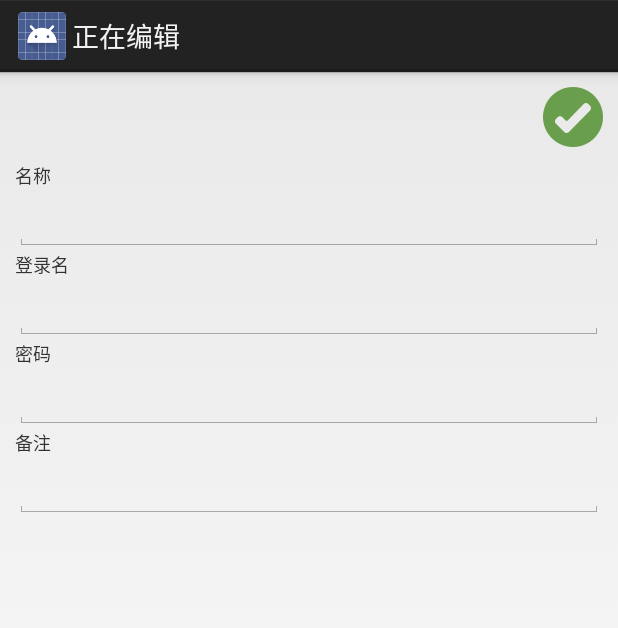
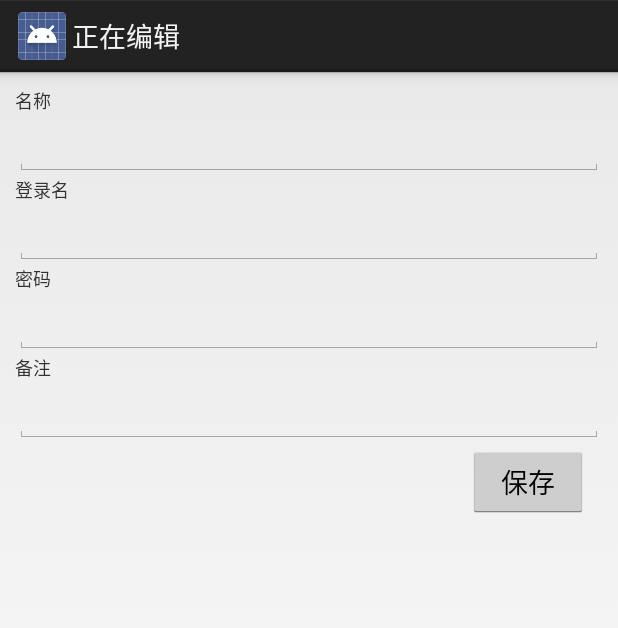
Before and after one commit to benyaiba/Mr.Keep, an Android app: the RecordEditActivity screen opened directly, with no data from a screen before it, on a phone screen of 412 x 824 dp. Shown: the top 628 px of the screen. Run offline under Robolectric (Android 15) with nearby library versions, the phone set to English and light mode, and no system bars; 3 statements that could not run were skipped.

Commit message:
#10 以及一些其他改动（剔除图片按钮、部分按钮位置调整等）

```diff
--- a/app/src/main/AndroidManifest.xml
+++ b/app/src/main/AndroidManifest.xml
@@ -2,7 +2,7 @@
 <manifest xmlns:android="http://schemas.android.com/apk/res/android"
     package="com.yaiba.keep"
     android:versionCode="0162"
-    android:versionName="0.1.6.2" >
+    android:versionName="0.1.6.7" >
 	<!--versionName=A.B.C.D versionCode=C-->
     <uses-sdk />
 		<uses-permission android:name="android.permission.WRITE_EXTERNAL_STORAGE" />
--- a/app/src/main/java/com/yaiba/keep/AddRecordActivity.java
+++ b/app/src/main/java/com/yaiba/keep/AddRecordActivity.java
@@ -79,15 +79,15 @@ public class AddRecordActivity extends Activity {
 		String remark = Remark.getText().toString();
 
 		if (sitename.equals("")){
-			Toast.makeText(this, "网站名不能为空", Toast.LENGTH_SHORT).show();
+			Toast.makeText(this, "[名称]不能为空", Toast.LENGTH_SHORT).show();
 			return false;
 		}
 		if (username.equals("")){
-			Toast.makeText(this, "用户名不能为空", Toast.LENGTH_SHORT).show();
+			Toast.makeText(this, "[登陆名]不能为空", Toast.LENGTH_SHORT).show();
 			return false;
 		}
 		if (passwordvalue.equals("")){
-			Toast.makeText(this, "密码不能为空", Toast.LENGTH_SHORT).show();
+			Toast.makeText(this, "[密码]不能为空", Toast.LENGTH_SHORT).show();
 			return false;
 		}
 		if (remark.equals("")){
--- a/app/src/main/res/layout/activity_record_edit.xml
+++ b/app/src/main/res/layout/activity_record_edit.xml
@@ -4,20 +4,18 @@
                                         android:layout_width="fill_parent"
                                         android:layout_height="fill_parent">
 
-    <Button
-        android:id="@+id/add"
-        android:layout_gravity="right|center_vertical"
-        android:layout_width="40dp"
-        android:layout_height="40dp"
-        android:layout_marginRight="10dp"
-        android:layout_marginTop="10dp"
-        android:background="@drawable/save_01" />
+    <ScrollView
+        android:id="@+id/scrollView"
+        android:layout_width="fill_parent"
+        android:layout_height="fill_parent">
 
         <LinearLayout
             android:orientation="vertical"
             android:layout_width="fill_parent"
             android:layout_height="fill_parent"
-        android:layout_margin="10dp">
+            android:layout_margin="10dp"
+            android:layout_marginBottom="10dp"
+            android:scrollbars="vertical">
 
             <TextView
                 android:layout_width="match_parent"
@@ -29,7 +27,7 @@
                 android:id="@+id/site_name"
                 android:layout_width="match_parent"
                 android:layout_height="wrap_content"
-            android:paddingBottom="10dip" />
+                android:paddingBottom="10dp" />
 
             <TextView
                 android:layout_width="match_parent"
@@ -41,7 +39,7 @@
                 android:id="@+id/user_name"
                 android:layout_width="match_parent"
                 android:layout_height="wrap_content"
-            android:paddingBottom="10dip" />
+                android:paddingBottom="10dp" />
 
             <TextView
                 android:layout_width="match_parent"
@@ -53,7 +51,7 @@
                 android:id="@+id/word_value"
                 android:layout_width="match_parent"
                 android:layout_height="wrap_content"
-            android:paddingBottom="10dip" />
+                android:paddingBottom="10dp" />
 
             <TextView
                 android:layout_width="match_parent"
@@ -65,8 +63,24 @@
                 android:id="@+id/remark"
                 android:layout_width="match_parent"
                 android:layout_height="wrap_content"
-            android:paddingBottom="10dip"/>
+                android:paddingBottom="10dp"/>
+
+            <Button
+                android:id="@+id/add"
+                android:layout_gravity="right|center_vertical"
+                android:layout_width="80dp"
+                android:layout_height="wrap_content"
+                android:layout_marginRight="10dp"
+                android:layout_marginTop="2dp"
+                android:text="保存" />
+
+            <!--纯占位，没招了，要不按钮下边儿看不见了！-->
+            <TextView
+                android:layout_width="match_parent"
+                android:layout_height="10dp"
+                android:textSize="12sp"
+                android:text="" />
 
         </LinearLayout>
-
+    </ScrollView>
 </LinearLayout>
--- a/app/src/main/res/values/strings.xml
+++ b/app/src/main/res/values/strings.xml
@@ -36,7 +36,7 @@
 
 
     <string name="main_title">Mr.Keep</string>
-    <string name="add_a_record">添加记录</string>
+    <string name="add_a_record">添加一条记录</string>
     <string name="edit_a_record">正在编辑</string>
     <string name="detail_a_record">记录详情</string>
     <string name="data_management">备份与恢复</string>
```
Also changed, not shown: app/src/main/java/com/yaiba/keep/RecordEditActivity.java (+14 -1 lines), app/src/main/res/layout/activity_add_record.xml (+28 -12 lines), app/src/main/res/layout/activity_data_management.xml (+9 -6 lines), app/src/main/res/layout/activity_record_detail.xml (+4 -5 lines), app/src/main/res/layout/activity_record_list.xml (+5 -5 lines), app/src/main/res/layout/fragment_main.xml (deleted, +0 -77 lines), app/src/main/res/layout/login.xml (+7 -4 lines), app/src/main/res/layout/login_init.xml (+28 -26 lines), app/src/main/res/layout/login_p_edit.xml (+16 -16 lines). Lines whose indentation alone changed are shown as unchanged.
